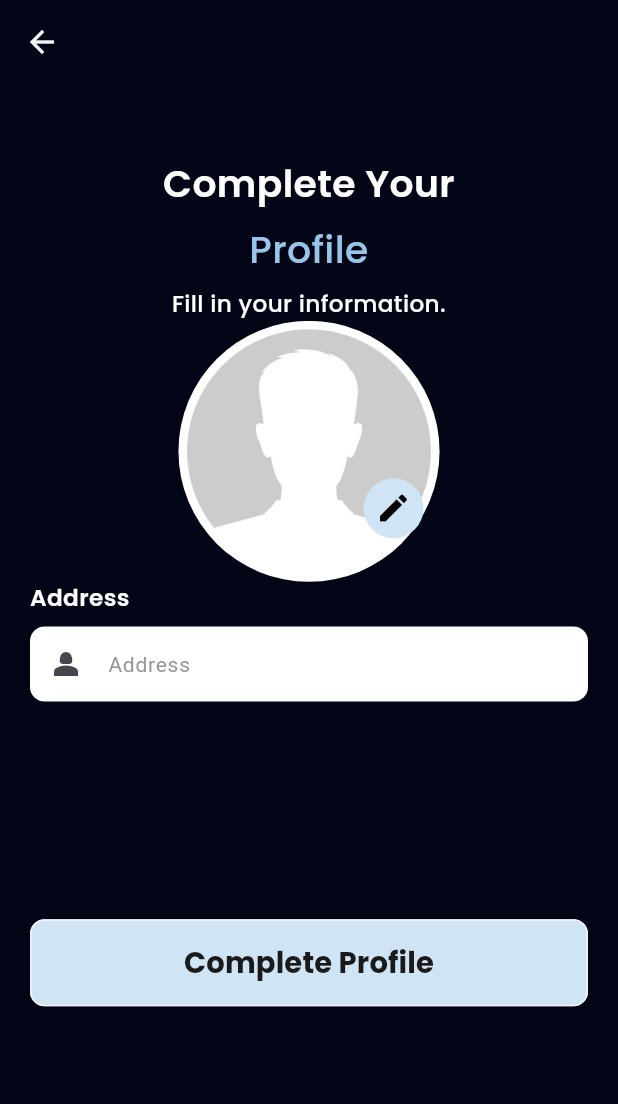
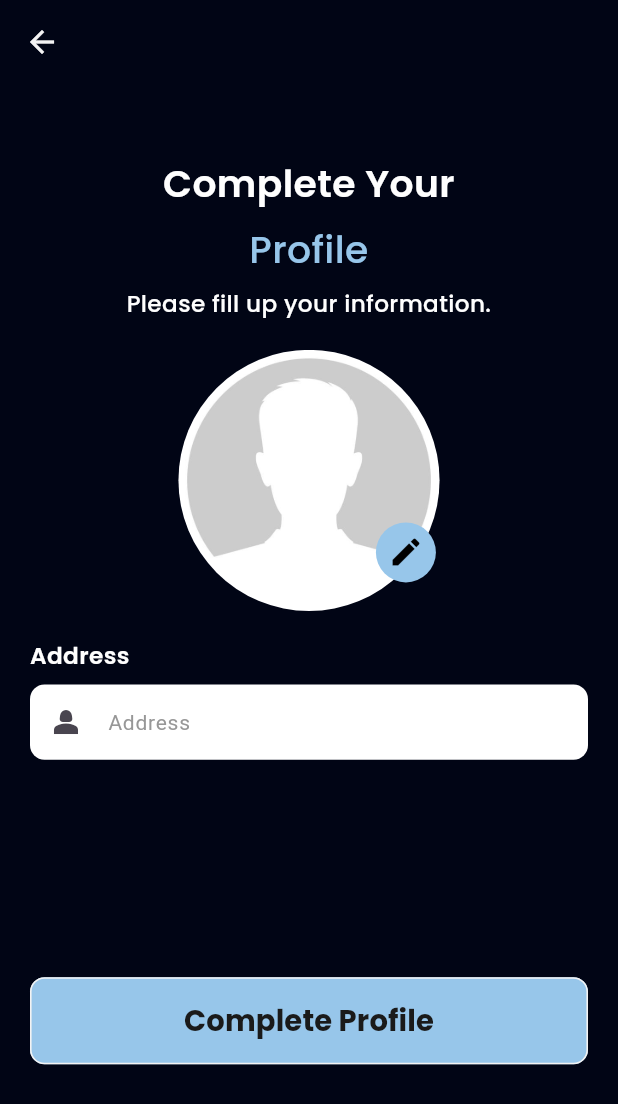
Before and after one commit to bdCalling-Sdt-hub/Rentx-App, a Flutter app: the CompleteProfile screen opened by its route, on a phone screen of 412 x 824 dp. Shown: the top 1104 px of the screen. Run offline on Flutter 3.47's test engine with Material 3 defaults, Android fonts, the phone set to English and light mode, and no system bars; our stand-ins replace cached_network_image, curved_navigation_bar, dotted_border, flutter_html, flutter_local_notifications, flutter_screenutil and 10 more; accounts and stored records are empty; network calls fail.

Commit message:
complete profile merchant screen done

```diff
--- a/lib/controllers/common_controller/auth/sign_up_controller.dart
+++ b/lib/controllers/common_controller/auth/sign_up_controller.dart
@@ -14,6 +14,7 @@ import '../../../utils/app_url.dart';
 import '../../../utils/app_utils.dart';
 
 class SignUpController extends GetxController {
+
   bool isPopUpOpen = false;
   bool isLoading = false;
   bool isLoadingVerify = false;
@@ -42,10 +43,17 @@ class SignUpController extends GetxController {
       TextEditingController(text: kDebugMode ? 'hello123' : '');
   TextEditingController confirmPasswordController =
       TextEditingController(text: kDebugMode ? 'hello123' : '');
+
+  TextEditingController dobController =
+  TextEditingController(text: kDebugMode ? '12/07/1999' : '');
   TextEditingController addressController =
       TextEditingController(text: kDebugMode ? 'Dhaka' : '');
   TextEditingController otpController =
       TextEditingController(text: kDebugMode ? '123456' : '');
+
+  TextEditingController shopNameController = TextEditingController(text: kDebugMode ? 'Pizza Burg' : '');
+  TextEditingController shopTypeController = TextEditingController(text: kDebugMode ? 'Dining' : '');
+  TextEditingController shopAddressController = TextEditingController(text: kDebugMode ? 'Banasree, Dhaka' : '');
 
   @override
   void dispose() {
@@ -78,7 +86,7 @@ class SignUpController extends GetxController {
   }
 
   signUpUser() async {
-    Get.toNamed(AppRoutes.landlordInformation);
+    PrefsHelper.isMerchant? Get.toNamed(AppRoutes.completeProfileMerch):Get.toNamed(AppRoutes.landlordInformation);
     return;
     isLoading = true;
     update();
@@ -126,7 +134,7 @@ class SignUpController extends GetxController {
   }
 
   Future<void> verifyOtpRepo() async {
-    Get.toNamed(AppRoutes.signIn);
+    Get.toNamed(AppRoutes.completeProfile);
     return;
     isLoadingVerify = true;
     update();
--- a/lib/core/app_routes.dart
+++ b/lib/core/app_routes.dart
@@ -7,6 +7,7 @@ import 'package:rentx/view/screen/common_screen/auth/sign%20up/landlord_infomati
 import 'package:rentx/view/screen/home/home_screen.dart';
 import 'package:rentx/view/screen/selection_role_screen.dart';
 
+import '../view/screen/Marchant_screens/CompleteProfile/complete_profile_merch.dart';
 import '../view/screen/Marchant_screens/CouponDetails/coupon_details_screen.dart';
 import '../view/screen/Marchant_screens/ScanQR/scan_qr_screen.dart';
 import '../view/screen/common_screen/auth/change_password/change_password_screen.dart';
@@ -58,6 +59,7 @@ class AppRoutes {
   static const String profileScreenMarch = "/profile_screen_march.dart";
   static const String homeScreenMarch = "/home_screen_march.dart";
   static const String couponDetailsScreen = "/coupon_details_screen.dart";
+  static const String completeProfileMerch = "/complete_profile_merch.dart";
 
   static List<GetPage> routes = [
     ///<<<================ Merchant Screens=============>>>
@@ -80,6 +82,10 @@ class AppRoutes {
     GetPage(
         name: couponDetailsScreen,
         page: () => CouponDetailsScreen(),
+        transition: Transition.rightToLeftWithFade),
+    GetPage(
+        name: completeProfileMerch,
+        page: () => CompleteProfileMerch(),
         transition: Transition.rightToLeftWithFade),
 
 
--- a/lib/helpers/other_helper.dart
+++ b/lib/helpers/other_helper.dart
@@ -101,12 +101,12 @@ class OtherHelper {
     return "";
   }
 
+
   static Future<String?> openGallery() async {
     final ImagePicker picker = ImagePicker();
     final XFile? getImages =
     await picker.pickImage(source: ImageSource.gallery, imageQuality: 50);
     if (getImages == null) return null;
-
     if (kDebugMode) {
       print(getImages.path);
     }
--- a/lib/helpers/prefs_helper.dart
+++ b/lib/helpers/prefs_helper.dart
@@ -16,6 +16,7 @@ class PrefsHelper extends GetxController {
   static String mySubscription = "shopping";
   static String localizationLanguageCode = 'en';
   static String localizationCountryCode = 'US';
+  static bool isMerchant = false;
 
   ///<<<======================== Get All Data Form Shared Preference ==============>
 
--- a/lib/utils/app_images.dart
+++ b/lib/utils/app_images.dart
@@ -13,6 +13,7 @@ class AppImages {
 
   static const String pizzaHut = "$baseurl/pizzaHut.png" ;
   static const String detailsCard = "$baseurl/detailsCard.png" ;
+  static const String uploadImage = "$baseurl/uploadImage.png" ;
 
 
   ///<<<================= Svg Images ========================>>>
--- a/lib/utils/app_string.dart
+++ b/lib/utils/app_string.dart
@@ -45,12 +45,13 @@ class AppString {
   static const String alreadyHaveAccount = "Already have an account?  ";
   static const String fullName = "Full Name";
   static const String address = "Address";
+  static const String birthDay = "DD/MM/YY";
   static const String accountName = "Account Name";
   static const String accountNumber = "Account Number";
   static const String bankName = "Bank Name";
   static const String branchName = "Branch Name";
   static const String createYourAccount = "Welcome Here! \nCreate An Account.";
-  static const String fillInYourInformation = "Fill in your information.";
+  static const String fillInYourInformation = "Please fill up your information.";
   static const String otpVerify = "OTP Verify";
   static const String inbox = "Inbox";
   static const String searchDoctor = "search a doctor";
--- a/lib/view/component/bottom_nav_bar/common_bottom_bar.dart
+++ b/lib/view/component/bottom_nav_bar/common_bottom_bar.dart
@@ -1,3 +1,4 @@
+
 import 'package:curved_navigation_bar/curved_navigation_bar.dart';
 import 'package:flutter/foundation.dart';
 import 'package:flutter/material.dart';
--- a/lib/view/component/button/common_button.dart
+++ b/lib/view/component/button/common_button.dart
@@ -29,7 +29,7 @@ class CommonButton extends StatelessWidget {
       {this.onTap,
       required this.titleText,
       this.titleColor = AppColors.black,
-      this.buttonColor = AppColors.s200,
+      this.buttonColor = AppColors.s500,
       this.titleSize = 20,
       this.buttonRadius = 10,
       this.titleWeight = FontWeight.w700,
--- a/lib/view/screen/common_screen/auth/sign up/complete_profile.dart
+++ b/lib/view/screen/common_screen/auth/sign up/complete_profile.dart
@@ -5,6 +5,7 @@ import 'package:flutter_screenutil/flutter_screenutil.dart';
 import 'package:get/get.dart';
 import 'package:rentx/controllers/common_controller/auth/sign_up_controller.dart';
 import 'package:rentx/extension/my_extension.dart';
+import 'package:rentx/helpers/prefs_helper.dart';
 import 'package:rentx/utils/app_colors.dart';
 import 'package:rentx/utils/app_string.dart';
 import 'package:rentx/view/component/text/common_text.dart';
@@ -48,6 +49,7 @@ class CompleteProfile extends StatelessWidget {
                   fontSize: 16,
                   top: 8,
                 ).center,
+                20.height,
                 Stack(
                   children: [
                     Center(
@@ -72,12 +74,13 @@ class CompleteProfile extends StatelessWidget {
                       ),
                     ),
                     Positioned(
-                        bottom: 25,
-                        left: Get.width * 0.53,
+
+                        bottom: 15,
+                        left: Get.width * 0.55,
                         child: IconButton(
                             style: ButtonStyle(
                                 backgroundColor: WidgetStateColor.resolveWith(
-                              (states) => AppColors.s200,
+                              (states) => AppColors.s500,
                             )),
                             onPressed: controller.getProfileImage,
                             icon: const Icon(
@@ -86,6 +89,27 @@ class CompleteProfile extends StatelessWidget {
                             )))
                   ],
                 ),
+
+                20.height,
+
+                if(PrefsHelper.isMerchant)
+                  const CommonText(
+                  text: AppString.dateOfBirth,
+                  fontWeight: FontWeight.w600,
+                  bottom: 8,
+                ).start,
+
+                if(PrefsHelper.isMerchant)
+                  CommonTextField(
+                  prefixIcon: const Icon(
+                    Icons.calendar_month,
+                  ),
+                  hintText: AppString.birthDay,
+                  controller: controller.dobController,
+                  validator: OtherHelper.validator,
+                ),
+
+                if(PrefsHelper.isMerchant) 12.height,
                 const CommonText(
                   text: AppString.address,
                   fontWeight: FontWeight.w600,
@@ -103,7 +127,7 @@ class CompleteProfile extends StatelessWidget {
                 CommonButton(
                   titleText: AppString.completeProfile,
                   isLoading: controller.isLoading,
-                  buttonColor: AppColors.s200,
+                  buttonColor: AppColors.s500,
                   onTap: () {
                     if (formKey.currentState!.validate()) {
                       controller.signUpUser();
--- a/lib/view/screen/common_screen/auth/sign up/sign_up_screen.dart
+++ b/lib/view/screen/common_screen/auth/sign up/sign_up_screen.dart
@@ -48,7 +48,7 @@ class SignUpScreen extends StatelessWidget {
                     buttonColor: AppColors.s200,
                     onTap: () {
                       if (formKey.currentState!.validate()) {
-                        Get.toNamed(AppRoutes.completeProfile);
+                        Get.toNamed(AppRoutes.verifyUser);
                       }
                     },
                   ),
--- a/lib/view/screen/promotional_screen/sceond_page.dart
+++ b/lib/view/screen/promotional_screen/sceond_page.dart
@@ -55,7 +55,6 @@ class _SecondPageState extends State<SecondPage> {
                       TextButton(
                           style: ButtonStyle(
                             backgroundColor: WidgetStateProperty.all(AppColors.b100),
-
                           ),
                           onPressed: () {
                             Get.toNamed(AppRoutes.signIn);
--- a/lib/view/screen/selection_role_screen.dart
+++ b/lib/view/screen/selection_role_screen.dart
@@ -1,4 +1,5 @@
 import 'package:flutter/material.dart';
+import 'package:rentx/helpers/prefs_helper.dart';
 import 'package:rentx/utils/app_colors.dart';
 import 'package:rentx/view/component/text/common_text.dart';
 import '../../../../../extension/my_extension.dart';
@@ -41,7 +42,10 @@ class SelectionRole extends StatelessWidget {
               buttonIcon: AppImages.merchantIcon,
               titleText: AppString.merchant,
               titleSize: 24,
-              onTap: () => Get.toNamed(AppRoutes.signIn),
+              onTap: () {
+                PrefsHelper.isMerchant = true;
+                Get.toNamed(AppRoutes.signUp);
+              },
             ),
             24.height,
             CommonButton(
--- a/pubspec.yaml
+++ b/pubspec.yaml
@@ -53,6 +53,7 @@ dependencies:
   qr_flutter: ^4.1.0
   flutter_barcode_scanner: ^2.0.0
   curved_navigation_bar: ^1.0.6
+  dotted_border: ^2.1.0
 
 
 dev_dependencies:
```
Also changed, not shown: lib/view/screen/Marchant_screens/CompleteProfile/complete_profile_merch.dart (added, +75 -0 lines), lib/view/screen/Marchant_screens/CompleteProfile/component/upload_container.dart (added, +89 -0 lines), assets/images/uploadImage.png (added), pubspec.lock.
